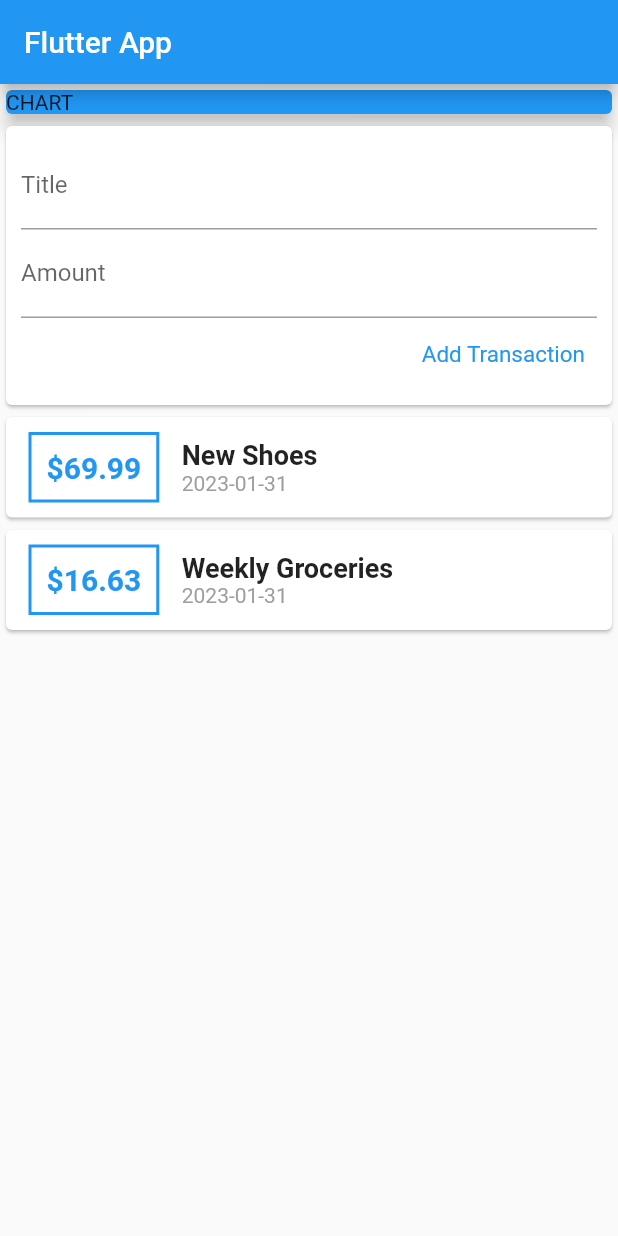
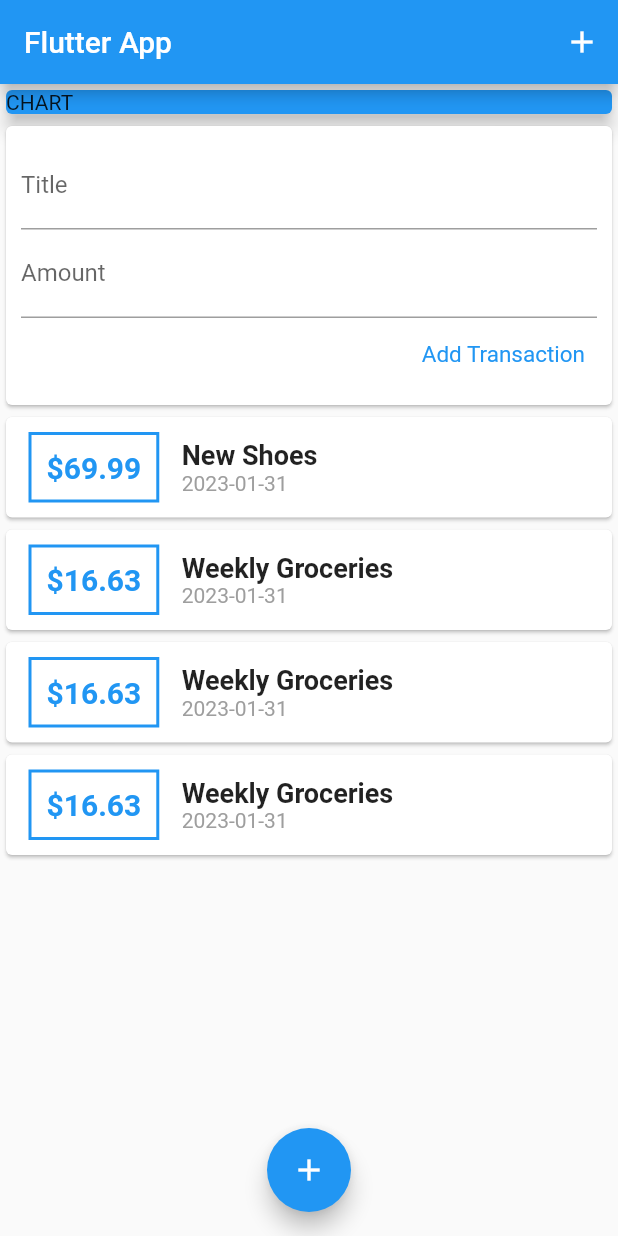
Before and after one commit to SushantAryal564/Expense-Tracker-App, a Flutter app: the screen it shows after launch, after a tap on "Add Transaction", on a phone screen of 412 x 824 dp. Run offline on Flutter 3.47's test engine with Material 2 defaults, Android fonts, the phone set to English and light mode, and no system bars.

Commit message:
Added floating button and appbar button

```diff
--- a/Notes.txt
+++ b/Notes.txt
@@ -46,10 +46,11 @@ texteditingcontroller is a class provided by flutter and we can assign such cont
 6. Making a list scrollable
    A column take a full available height, a row a full available width. Column tries to squeeze all children it has into itself.If the child has a height which a column cannot srink child widget will not fit into the column anymore. so we need scrolling to a column.
    SingleChildScrollView allow us to add scroll functionality but it has to be in body element.
+   Flutter tried to always scroll the input, which we are editing into view and therefore it insects the page by the height of that text field, so that rext input can never be below that soft keyboard. so height of the text field is always added as a padding above the soft keyboard.
 7. Working with ListViews
    ListView is the colum with the scrollview which has a infinite height. ListView doesn't have a fixed height as it is scrollable.
    Two way of using it: ListView(childrend:[]) ListView.builder();
-   - Listview is like a column with SingleChildScrollView around it. All the widgets that are children are render even it they are offscreen.
+   - Listview is like a column with SingleChildScrollView around it. All the widgets that are children are render even it they are offscreen. With this method all the widgets that are part of the listview are rendered even if they are off screen which means that it consume a lot of memory, a lot of performance for items that aren't even visible.
    -builder we don't have wrapping single child scroll view but we have some optimization put in place by flutter. It render the widgets that are visible only. Part that aren't on the screen aren't loaded or rendered.
 
 8. Flutter input and output styling and configuration
--- a/lib/main.dart
+++ b/lib/main.dart
@@ -22,8 +22,10 @@ class MyHomePage extends StatelessWidget {
     return Scaffold(
       appBar: AppBar(
         title: Text('Flutter App'),
+        actions: [IconButton(onPressed: () {}, icon: Icon(Icons.add))],
       ),
-        body: Column(
+      body: SingleChildScrollView(
+          child: Column(
         crossAxisAlignment: CrossAxisAlignment.stretch,
         // mainAxisAlignment: MainAxisAlignment.spaceBetween,
         children: [
@@ -37,6 +39,9 @@ class MyHomePage extends StatelessWidget {
           ),
           UserTransaction(),
         ],
-        ));
+      )),
+      floatingActionButtonLocation: FloatingActionButtonLocation.centerFloat,
+      floatingActionButton: FloatingActionButton(child: Icon(Icons.add)),
+    );
   }
 }
--- a/lib/widgets/new_transaction.dart
+++ b/lib/widgets/new_transaction.dart
@@ -5,6 +5,14 @@ class NewTransaction extends StatelessWidget {
   final amountInputController = TextEditingController();
   final Function addTx;
   NewTransaction(this.addTx);
+  void SubmitData() {
+    final enteredTitle = titleController.text;
+    final enteredAmount = double.parse(amountInputController.text);
+    if (enteredTitle.isEmpty || enteredAmount <= 0) {
+      return;
+    }
+    addTx(enteredTitle, enteredAmount);
+  }
 
   @override
   Widget build(BuildContext context) {
@@ -17,22 +25,23 @@ class NewTransaction extends StatelessWidget {
             TextField(
               decoration: InputDecoration(labelText: "Title"),
               controller: titleController,
+              onSubmitted: (_) => SubmitData,
             ),
             TextField(
               decoration: InputDecoration(labelText: "Amount"),
               controller: amountInputController,
+              keyboardType: TextInputType.number,
+              onSubmitted: (_) => SubmitData,
             ),
             TextButton(
               onPressed: () {
-                addTx(titleController.text,
-                    double.parse(amountInputController.text));
+                SubmitData();
               },
               child: Text("Add Transaction"),
               style: TextButton.styleFrom(
                 textStyle: const TextStyle(
                   fontSize: 15,
                 ),
-                backgroundColor: Colors.white,
               ),
             )
           ],
--- a/lib/widgets/transactionlist.dart
+++ b/lib/widgets/transactionlist.dart
@@ -7,8 +7,10 @@ class TransactionList extends StatelessWidget {
   TransactionList(this.transactions);
   @override
   Widget build(BuildContext context) {
-    return Column(
-      children: transactions.map((tx) {
+    return Container(
+      height: 300,
+      child: ListView.builder(
+        itemBuilder: (ctx, index) {
           return Card(
               child: Row(
             children: [
@@ -19,7 +21,7 @@ class TransactionList extends StatelessWidget {
                   border: Border.all(color: Colors.blue, width: 2),
                 ),
                 child: Text(
-                '\$${tx.amount}',
+                  '\$${transactions[index].amount.toStringAsFixed(2)}',
                   style: TextStyle(
                       fontWeight: FontWeight.bold,
                       fontSize: 20,
@@ -30,18 +32,20 @@ class TransactionList extends StatelessWidget {
                 crossAxisAlignment: CrossAxisAlignment.start,
                 children: [
                   Text(
-                  tx.title,
+                    transactions[index].title,
                     style: TextStyle(fontWeight: FontWeight.bold, fontSize: 18),
                   ),
                   Text(
-                  DateFormat('yyyy-MM-dd').format(tx.date),
+                    DateFormat('yyyy-MM-dd').format(transactions[index].date),
                     style: TextStyle(color: Colors.grey),
                   )
                 ],
               )
             ],
           ));
-      }).toList(),
+        },
+        itemCount: transactions.length,
+      ),
     );
   }
 }
--- a/lib/widgets/user_transaction.dart
+++ b/lib/widgets/user_transaction.dart
@@ -14,6 +14,30 @@ class _UserTransactionState extends State<UserTransaction> {
       id: 't1',
       title: 'New Shoes',
       amount: 69.99,
+      date: DateTime.now(),
+    ),
+    Transaction(
+      id: 't2',
+      title: 'Weekly Groceries',
+      amount: 16.63,
+      date: DateTime.now(),
+    ),
+    Transaction(
+      id: 't2',
+      title: 'Weekly Groceries',
+      amount: 16.63,
+      date: DateTime.now(),
+    ),
+    Transaction(
+      id: 't2',
+      title: 'Weekly Groceries',
+      amount: 16.63,
+      date: DateTime.now(),
+    ),
+    Transaction(
+      id: 't2',
+      title: 'Weekly Groceries',
+      amount: 16.63,
       date: DateTime.now(),
     ),
     Transaction(
```
Lines whose indentation alone changed are shown as unchanged.
